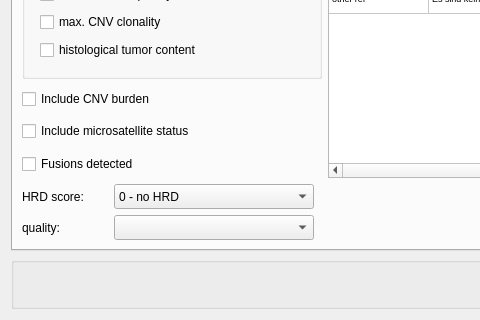
imgag/ngs-bits, file src/GSvar/SomaticReportDialog.ui: the form before one commit; both pictures show x 0 to 480 and y 222 to 542 of the 1015 by 542 pixel window.
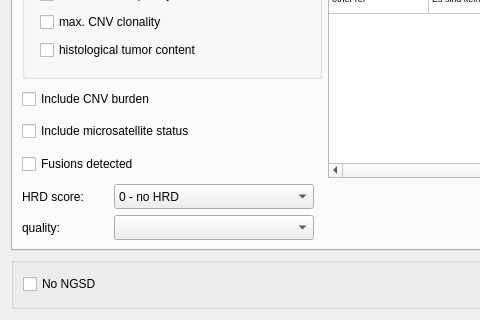
The form after the commit.

Commit message: Added SomaticDataTransferWidget. It transfers somatic report data to MTB controlled by user.

```diff
--- a/src/GSvar/SomaticReportDialog.ui
+++ b/src/GSvar/SomaticReportDialog.ui
@@ -902,6 +902,13 @@
       <string/>
      </property>
      <layout class="QHBoxLayout" name="horizontalLayout">
+      <item>
+       <widget class="QCheckBox" name="no_ngsd">
+        <property name="text">
+         <string>No NGSD</string>
+        </property>
+       </widget>
+      </item>
       <item>
        <spacer name="horizontalSpacer_5">
         <property name="orientation">
```
The commit also changes 14 other files.
